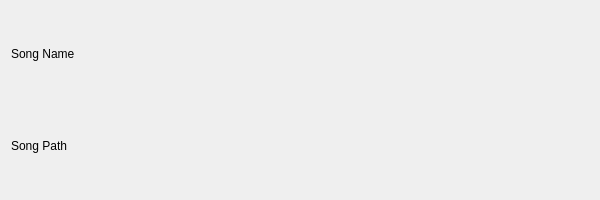
First picture: the form in SoundDrive/Widgets/SearchResult/search_result.ui, repository Nmstr/SoundDrive, before the edit.
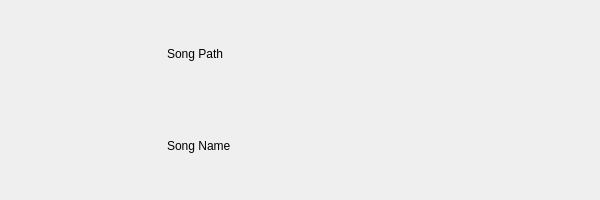
Second picture: the form after the edit.

Commit message: search results now have covers as well

Patch:
```diff
--- a/SoundDrive/Widgets/SearchResult/search_result.ui
+++ b/SoundDrive/Widgets/SearchResult/search_result.ui
@@ -16,21 +16,54 @@
   <property name="frameShape">
    <enum>QFrame::Shape::NoFrame</enum>
   </property>
-  <layout class="QVBoxLayout" name="verticalLayout">
-   <item>
-    <widget class="QLabel" name="name_label">
-     <property name="text">
-      <string>Song Name</string>
-     </property>
-    </widget>
-   </item>
-   <item>
+  <layout class="QGridLayout" name="gridLayout">
+   <item row="0" column="2">
     <widget class="QLabel" name="path_label">
      <property name="text">
       <string>Song Path</string>
      </property>
     </widget>
    </item>
+   <item row="1" column="2">
+    <widget class="QLabel" name="name_label">
+     <property name="text">
+      <string>Song Name</string>
+     </property>
+    </widget>
+   </item>
+   <item row="0" column="0" rowspan="2">
+    <widget class="QFrame" name="song_icon_container">
+     <property name="minimumSize">
+      <size>
+       <width>150</width>
+       <height>150</height>
+      </size>
+     </property>
+     <property name="maximumSize">
+      <size>
+       <width>150</width>
+       <height>150</height>
+      </size>
+     </property>
+     <property name="frameShape">
+      <enum>QFrame::Shape::NoFrame</enum>
+     </property>
+     <property name="frameShadow">
+      <enum>QFrame::Shadow::Raised</enum>
+     </property>
+     <layout class="QVBoxLayout" name="verticalLayout">
+      <property name="leftMargin">
+       <number>0</number>
+      </property>
+      <property name="topMargin">
+       <number>0</number>
+      </property>
+      <property name="rightMargin">
+       <number>0</number>
+      </property>
+     </layout>
+    </widget>
+   </item>
   </layout>
  </widget>
  <resources/>
```
The commit also changes 3 other files.
